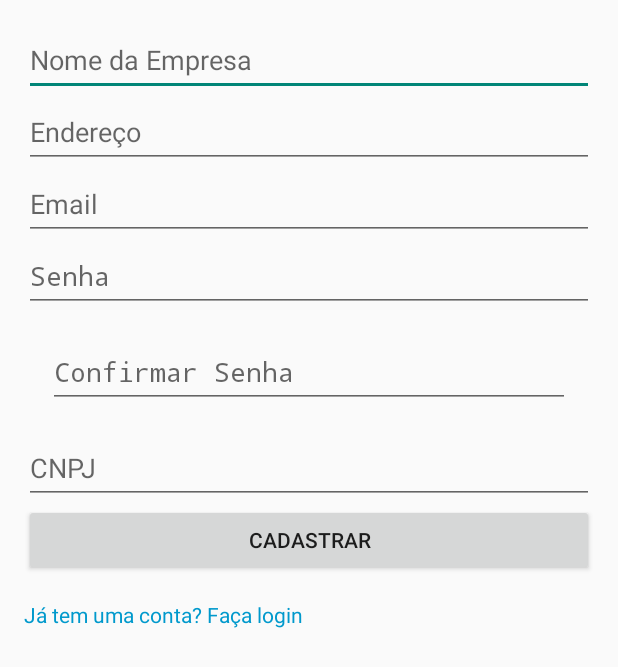
After one commit to CelioBasilio/MonitorCO, an Android app built with Jetpack Compose: the CadastroActivity screen opened directly, with no data from a screen before it, on a phone screen of 412 x 824 dp. The commit adds this screen. Shown: the top 667 px of the screen. Run offline under Robolectric (Android 15) with nearby library versions, the phone set to English and light mode, and no system bars.

Commit message:
Telas de cadastro e login.

```diff
--- a/app/build.gradle.kts
+++ b/app/build.gradle.kts
@@ -60,6 +60,8 @@ dependencies {
     implementation ("androidx.recyclerview:recyclerview:1.3.2")
     implementation ("androidx.cardview:cardview:1.0.0")
     implementation ("androidx.constraintlayout:constraintlayout:2.1.4")
+    implementation ("com.squareup.retrofit2:retrofit:2.9.0")
+    implementation ("com.squareup.retrofit2:converter-gson:2.9.0")
 
 
 
--- /dev/null
+++ b/app/src/main/java/com/example/monitorco/CadastroActivity.kt
@@ -0,0 +1,92 @@
+package com.example.monitorco
+
+import android.content.Intent
+import android.os.Bundle
+import android.widget.Button
+import android.widget.EditText
+import android.widget.TextView
+import android.widget.Toast
+import androidx.activity.ComponentActivity
+import androidx.lifecycle.lifecycleScope
+import com.example.monitorco.api.RetrofitInstance
+import com.example.monitorco.model.Usuario
+import com.example.monitorco.utils.Utils.isCNPJValido
+import kotlinx.coroutines.launch
+import retrofit2.HttpException
+
+class CadastroActivity : ComponentActivity() {
+
+    private lateinit var nomeEditText: EditText
+    private lateinit var enderecoEditText: EditText
+    private lateinit var emailEditText: EditText
+    private lateinit var senhaEditText: EditText
+    private lateinit var confirmarSenhaEditText: EditText
+    private lateinit var cnpjEditText: EditText
+    private lateinit var cadastrarButton: Button
+    private lateinit var loginLink: TextView
+
+    override fun onCreate(savedInstanceState: Bundle?) {
+        super.onCreate(savedInstanceState)
+        setContentView(R.layout.activity_cadastro)
+
+        nomeEditText = findViewById(R.id.nomeEditText)
+        enderecoEditText = findViewById(R.id.enderecoEditText)
+        emailEditText = findViewById(R.id.emailEditText)
+        senhaEditText = findViewById(R.id.senhaEditText)
+        confirmarSenhaEditText = findViewById(R.id.confirmarSenhaEditText)
+        cnpjEditText = findViewById(R.id.cnpjEditText)
+        cadastrarButton = findViewById(R.id.cadastrarButton)
+        loginLink = findViewById(R.id.loginLink)
+
+        cadastrarButton.setOnClickListener {
+            val senha = senhaEditText.text.toString()
+            val confirmarSenha = confirmarSenhaEditText.text.toString()
+            val cnpj = cnpjEditText.text.toString()
+
+            // Verifique se o CNPJ é válido
+            if (!isCNPJValido(cnpj)) {
+                Toast.makeText(this, "CNPJ inválido", Toast.LENGTH_SHORT).show()
+                return@setOnClickListener
+            }
+
+            if (senha == confirmarSenha) {
+                // Chame a função para cadastrar o usuário
+                cadastrarUsuario(nomeEditText.text.toString(), enderecoEditText.text.toString(), emailEditText.text.toString(), senha, cnpj)
+            } else {
+                Toast.makeText(this, "As senhas não coincidem", Toast.LENGTH_SHORT).show()
+            }
+        }
+
+        loginLink.setOnClickListener {
+            // Navega para a LoginActivity
+            startActivity(Intent(this, LoginActivity::class.java))
+            finish() // Opcional: fecha a CadastroActivity
+        }
+    }
+
+    private fun cadastrarUsuario(nome: String, endereco: String, email: String, senha: String, cnpj: String) {
+        // Validação simples
+        if (nome.isEmpty() || endereco.isEmpty() || email.isEmpty() || senha.isEmpty()) {
+            Toast.makeText(this, "Preencha todos os campos corretamente!", Toast.LENGTH_SHORT).show()
+            return
+        }
+
+        val usuario = Usuario(nome, endereco, email, senha, cnpj)
+
+        lifecycleScope.launch {
+            try {
+                val response = RetrofitInstance.api.cadastrarUsuario(usuario)
+                if (response.isSuccessful) {
+                    Toast.makeText(this@CadastroActivity, "Cadastro realizado com sucesso!", Toast.LENGTH_SHORT).show()
+                    finish() // Finaliza a atividade após o cadastro
+                } else {
+                    Toast.makeText(this@CadastroActivity, "Erro ao cadastrar. Tente novamente.", Toast.LENGTH_SHORT).show()
+                }
+            } catch (e: HttpException) {
+                Toast.makeText(this@CadastroActivity, "Erro: ${e.message}", Toast.LENGTH_SHORT).show()
+            } catch (e: Exception) {
+                Toast.makeText(this@CadastroActivity, "Erro inesperado: ${e.message}", Toast.LENGTH_SHORT).show()
+            }
+        }
+    }
+}
--- /dev/null
+++ b/app/src/main/java/com/example/monitorco/model/Login.kt
@@ -0,0 +1,6 @@
+package com.example.monitorco.model
+
+data class Login(
+    val email: String,
+    val senha: String
+)
--- /dev/null
+++ b/app/src/main/java/com/example/monitorco/model/LoginResponse.kt
@@ -0,0 +1,6 @@
+package com.example.monitorco.model
+
+data class LoginResponse(
+    val success: Boolean,
+    val message: String
+)
--- /dev/null
+++ b/app/src/main/res/layout/activity_cadastro.xml
@@ -0,0 +1,70 @@
+<?xml version="1.0" encoding="utf-8"?>
+<LinearLayout
+    xmlns:android="http://schemas.android.com/apk/res/android"
+    android:layout_width="match_parent"
+    android:layout_height="match_parent"
+    android:orientation="vertical"
+    android:padding="16dp">
+
+    <EditText
+        android:id="@+id/nomeEditText"
+        android:layout_width="match_parent"
+        android:layout_height="wrap_content"
+        android:hint="Nome da Empresa"
+        android:minHeight="48dp" />
+
+    <EditText
+        android:id="@+id/enderecoEditText"
+        android:layout_width="match_parent"
+        android:layout_height="wrap_content"
+        android:hint="Endereço"
+        android:minHeight="48dp" />
+
+    <EditText
+        android:id="@+id/emailEditText"
+        android:layout_width="match_parent"
+        android:layout_height="wrap_content"
+        android:hint="Email"
+        android:minHeight="48dp" />
+
+    <EditText
+        android:id="@+id/senhaEditText"
+        android:layout_width="match_parent"
+        android:layout_height="wrap_content"
+        android:hint="Senha"
+        android:inputType="textPassword"
+        android:minHeight="48dp" />
+
+    <EditText
+        android:id="@+id/confirmarSenhaEditText"
+        android:layout_width="match_parent"
+        android:layout_height="wrap_content"
+        android:layout_margin="16dp"
+        android:hint="Confirmar Senha"
+        android:inputType="textPassword"
+        android:minHeight="48dp" />
+
+    <EditText
+        android:id="@+id/cnpjEditText"
+        android:layout_width="match_parent"
+        android:layout_height="wrap_content"
+        android:hint="CNPJ"
+        android:minHeight="48dp" />
+
+    <Button
+        android:id="@+id/cadastrarButton"
+        android:layout_width="match_parent"
+        android:layout_height="wrap_content"
+        android:text="Cadastrar" />
+
+    <TextView
+        android:id="@+id/loginLink"
+        android:layout_width="wrap_content"
+        android:layout_height="wrap_content"
+        android:layout_marginTop="16dp"
+        android:clickable="true"
+        android:focusable="true"
+        android:minHeight="48dp"
+        android:text="Já tem uma conta? Faça login"
+        android:textColor="@android:color/holo_blue_dark" />
+</LinearLayout>
```
Also changed, not shown: app/src/main/AndroidManifest.xml (+7 -2 lines), app/src/main/java/com/example/monitorco/LoginActivity.kt (added, +106 -0 lines), app/src/main/java/com/example/monitorco/MainActivity.kt (+37 -23 lines), app/src/main/java/com/example/monitorco/api/ApiService.kt (added, +15 -0 lines), app/src/main/java/com/example/monitorco/api/RetrofitInstance.kt (added, +19 -0 lines), app/src/main/java/com/example/monitorco/model/Usuario.kt (added, +9 -0 lines), app/src/main/java/com/example/monitorco/utils/Utils.kt (added, +56 -0 lines), app/src/main/res/layout/activity_login.xml (added, +40 -0 lines), app/src/main/res/layout/activity_main.xml (line endings or trailing spaces).
